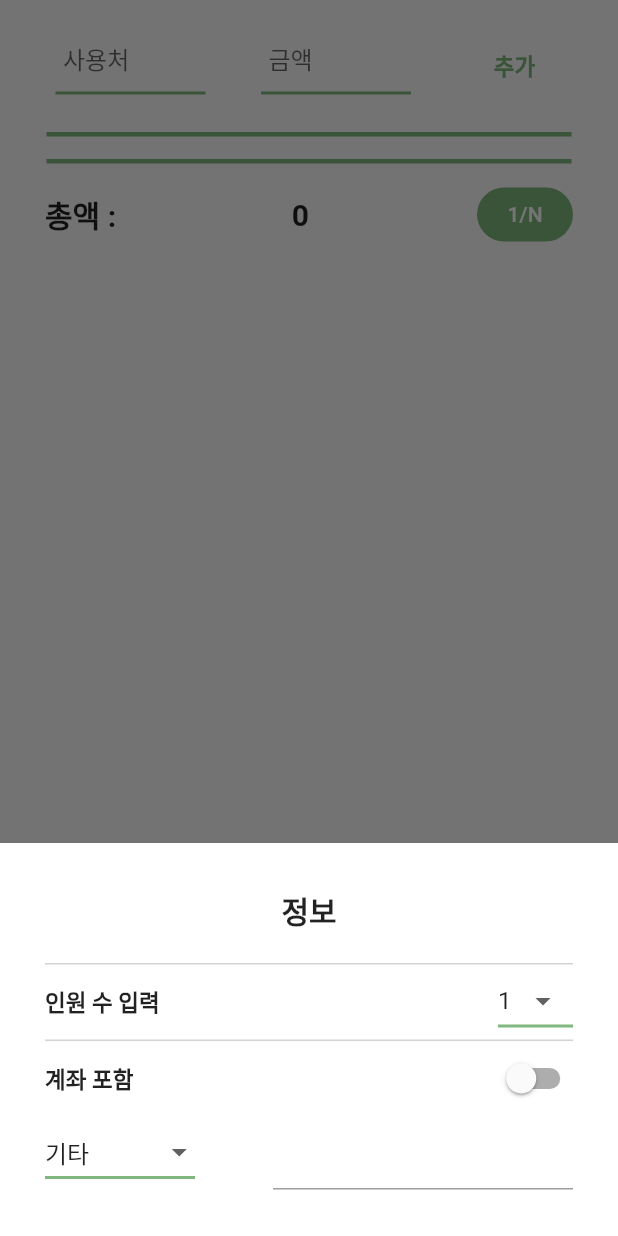
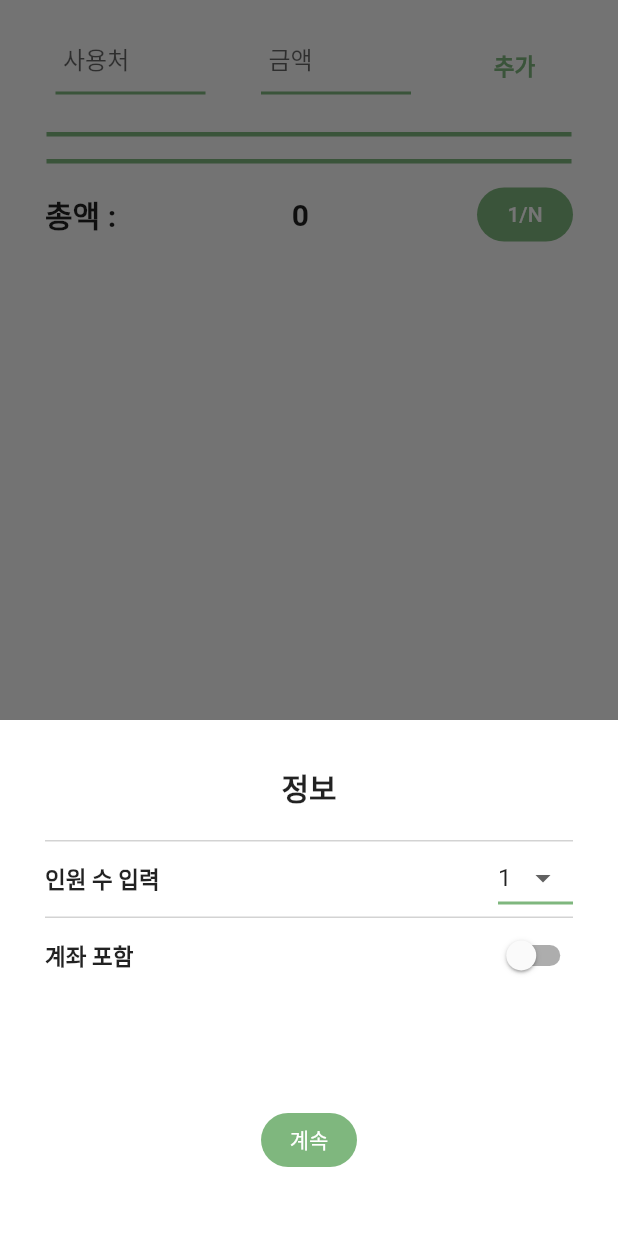
Before and after one commit to JeongSanHaeYOP/App, a Flutter app: the CalculatePrice widget shown alone on an empty page, opened directly, after a tap on "1/N", on a phone screen of 412 x 824 dp. Run offline on Flutter 3.47's test engine with Material 2 defaults, Android fonts, the phone set to English and light mode, and no system bars; our stand-ins replace dotted_line, flutter_swiper, get, image_cropper, image_picker; missing offline and left inert: dart:ffi.

Commit message:
Edit: BottomSheet-pass arguments&Design

```diff
--- a/lib/inputpage.dart
+++ b/lib/inputpage.dart
@@ -204,7 +204,7 @@ class _CalculatePriceState extends State<CalculatePrice> {
                         Map result = {'items': items, 'sum': sum};
                         print(result);
                         // Get.to(() => const ResultPage(), arguments: result);
-                        Get.bottomSheet(const SelectPerBottomSheet());
+                        Get.bottomSheet(SelectPerBottomSheet(result));
                       },
                       style: ButtonStyle(
                         foregroundColor:
--- a/lib/widgets/subwidgets.dart
+++ b/lib/widgets/subwidgets.dart
@@ -1,11 +1,15 @@
 import 'package:flutter/cupertino.dart';
 import 'package:flutter/material.dart';
 import 'package:flutter/services.dart';
+import 'package:get/get.dart';
+import 'package:get/get_core/src/get_main.dart';
 
+import '../resultpage.dart';
 import '../theme/colors.dart';
 
 class SelectPerBottomSheet extends StatefulWidget {
-  const SelectPerBottomSheet({Key? key}) : super(key: key);
+  final Map<dynamic, dynamic> result;
+  const SelectPerBottomSheet(this.result, {Key? key}) : super(key: key);
 
   @override
   State<SelectPerBottomSheet> createState() => _SelectPerBottomSheetState();
@@ -17,6 +21,7 @@ class _SelectPerBottomSheetState extends State<SelectPerBottomSheet> {
   final _valueList = [for (var i = 0; i < num; i++) i + 1];
   int _selectedValue = 1;
 
+  String _selectedBank = "기타";
   final _bankList = [
     "국민",
     "기업",
@@ -28,14 +33,24 @@ class _SelectPerBottomSheetState extends State<SelectPerBottomSheet> {
     "카카오뱅크",
     "기타"
   ];
-  String _selectedBank = "기타";
 
   bool _isChecked = false;
 
+  final TextEditingController _bankTextController = TextEditingController();
+  void initState() {
+    _bankTextController.addListener(() {
+      print(_bankTextController.text);
+    });
+    super.initState();
+  }
+
+  void dispose() {
+    _bankTextController.dispose();
+    super.dispose();
+  }
+
   @override
   Widget build(BuildContext context) {
-    TextEditingController personTextController = TextEditingController();
-
     return Container(
       padding: const EdgeInsets.all(30),
       color: Colors.white,
@@ -108,6 +123,8 @@ class _SelectPerBottomSheetState extends State<SelectPerBottomSheet> {
                       }))
             ],
           ),
+          Stack(
+            children: [
               Row(
                 mainAxisAlignment: MainAxisAlignment.spaceBetween,
                 children: [
@@ -145,13 +162,69 @@ class _SelectPerBottomSheetState extends State<SelectPerBottomSheet> {
                   ),
                   AbsorbPointer(
                     absorbing: !_isChecked,
-                child: const SizedBox(
+                    child: Container(
+                      margin: const EdgeInsets.fromLTRB(0, 0, 0, 16),
                       width: 200,
-                  child: TextField(),
+                      child: TextField(
+                        controller: _bankTextController,
+                      ),
                     ),
                   )
                 ],
               ),
+              if (!_isChecked)
+                Container(
+                  width: double.infinity,
+                  height: 50,
+                  decoration: const BoxDecoration(color: Colors.white),
+                )
+            ],
+          ),
+          Center(
+            child: Container(
+              margin: const EdgeInsets.all(10),
+              child: Theme(
+                data: Theme.of(context).copyWith(
+                  splashColor: Colors.transparent,
+                  highlightColor: Colors.transparent,
+                  hoverColor: Colors.transparent,
+                ),
+                child: ElevatedButton(
+                    onPressed: () {
+                      widget.result['num'] = _selectedValue;
+                      widget.result['result'] =
+                          (widget.result['sum'] / _selectedValue);
+                      if (_isChecked) {
+                        widget.result['bank'] =
+                            "$_selectedBank ${_bankTextController.text}";
+                      } else {
+                        widget.result['bank'] = '';
+                      }
+                      Get.to(() => const ResultPage(),
+                          arguments: widget.result);
+                    },
+                    style: ButtonStyle(
+                      foregroundColor:
+                          const MaterialStatePropertyAll(Colors.white),
+                      splashFactory: NoSplash.splashFactory,
+                      shadowColor:
+                          const MaterialStatePropertyAll(Colors.transparent),
+                      backgroundColor: MaterialStateProperty.resolveWith(
+                        (states) {
+                          if (states.contains(MaterialState.disabled)) {
+                            return ColorStyles.subGreen; // 연한 초록
+                          } else {
+                            return ColorStyles.mainGreen; // 진한 초록
+                          }
+                        },
+                      ),
+                      shape: MaterialStateProperty.all(RoundedRectangleBorder(
+                          borderRadius: BorderRadius.circular(20.0))),
+                    ),
+                    child: const Text("계속")),
+              ),
+            ),
+          )
         ],
       ),
     );
```
Also changed, not shown: lib/resultpage.dart (+4 -3 lines). Lines whose indentation alone changed are shown as unchanged.
